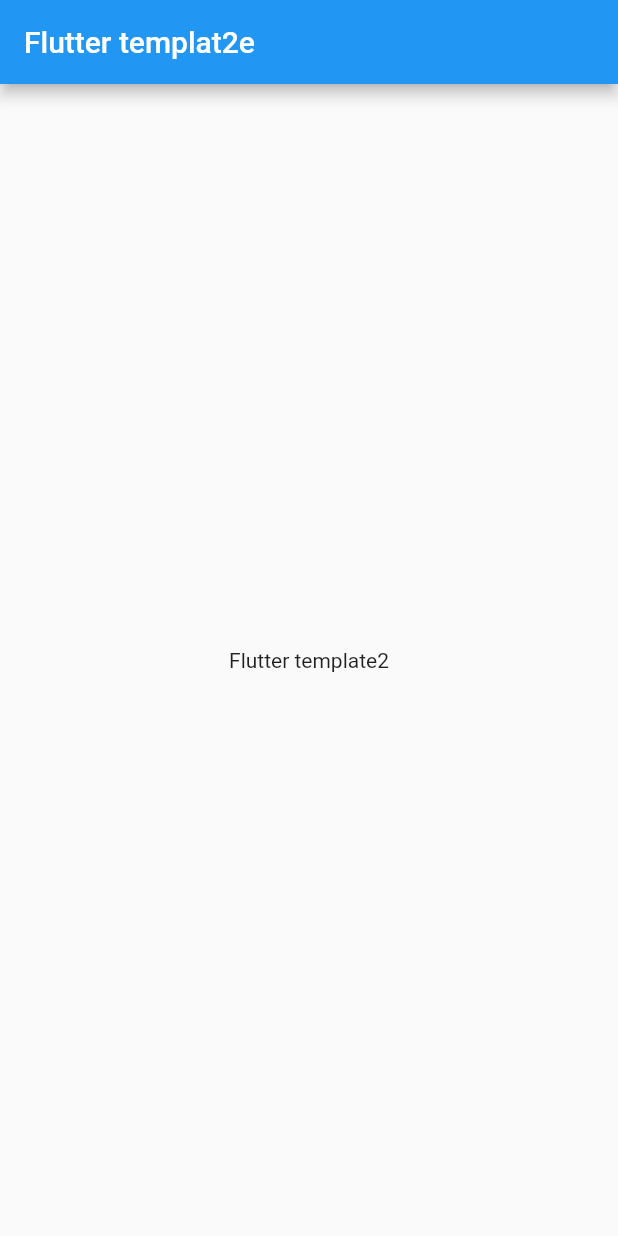
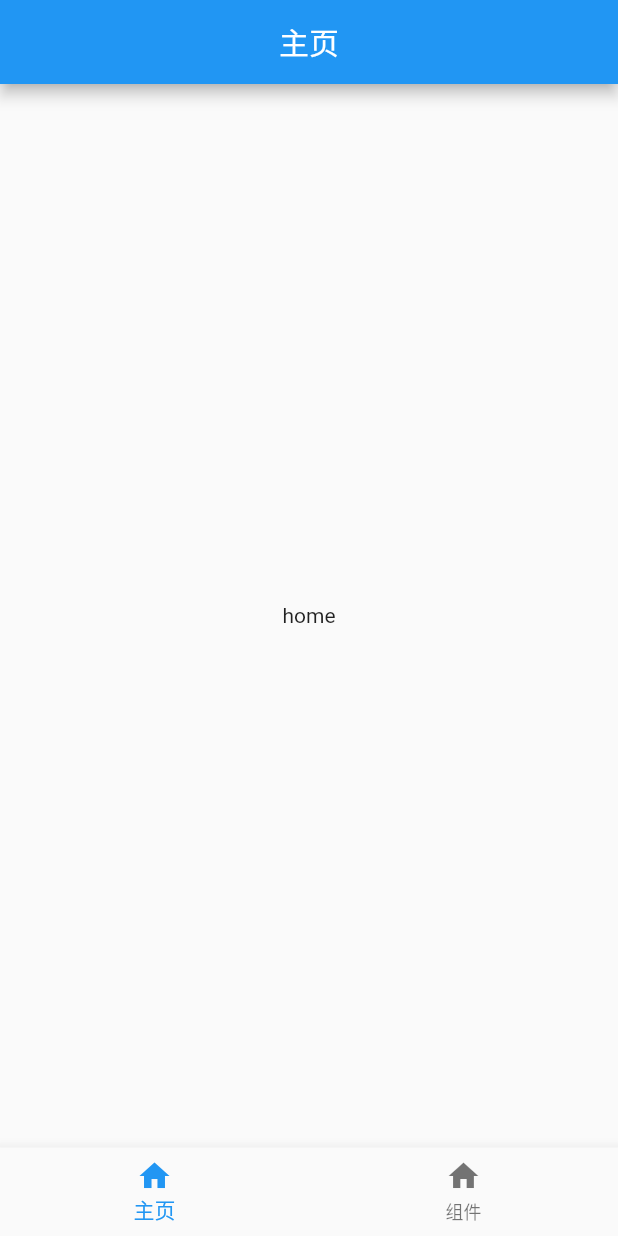
Before and after one commit to lrkor/flutter_template, a Flutter app: the screen it shows after launch, on a phone screen of 412 x 824 dp. Run offline on Flutter 3.47's test engine with Material 2 defaults, Android fonts, the phone set to English and light mode, and no system bars.

Commit message:
添加路由导航

```diff
--- a/lib/main.dart
+++ b/lib/main.dart
@@ -1,4 +1,7 @@
 import 'package:flutter/material.dart';
+import 'package:flutter_template/page/layout.dart';
+
+import './router.dart';
 
 void main() {
   runApp(const MyApp());
@@ -10,15 +13,25 @@ class MyApp extends StatelessWidget {
   @override
   Widget build(BuildContext context) {
     return MaterialApp(
-      title: 'Flutter template1',
-      home:  Scaffold(
-        appBar: AppBar(
-          title: const Text('Flutter templat2e'),
-        ),
-        body: const Center(
-          child: Text('Flutter template2')
-        ),
-      )
+      title: 'Flutter template',
+      initialRoute: '/',
+      home: const Layout(),
+      onGenerateRoute: (RouteSettings setting) {
+        final builder = routes[setting.name];
+        return MaterialPageRoute(
+          settings: RouteSettings(
+            name: setting.name,
+            arguments: setting.arguments,
+          ),
+          builder: (context) =>
+              builder?.call(context, setting.arguments) ??
+              const Scaffold(
+                body: Center(
+                  child: Text('404'),
+                ),
+              ),
+        );
+      },
     );
   }
 }
--- /dev/null
+++ b/lib/page/home/home_page.dart
@@ -0,0 +1,20 @@
+import 'package:flutter/material.dart';
+
+class HomePage extends StatefulWidget {
+  const HomePage({super.key});
+
+  @override
+  State<HomePage> createState() => _HomePageState();
+}
+
+class _HomePageState extends State<HomePage> {
+  @override
+  Widget build(BuildContext context) {
+    return Scaffold(
+      appBar: AppBar(title: const Text('主页'), centerTitle: true),
+      body: const Center(
+        child: Text('home'),
+      ),
+    );
+  }
+}
--- /dev/null
+++ b/lib/page/layout.dart
@@ -0,0 +1,48 @@
+import 'package:flutter/material.dart';
+
+import 'home/home_page.dart';
+import 'mine/mine_page.dart';
+
+class Layout extends StatefulWidget {
+  const Layout({super.key});
+
+  @override
+  State<Layout> createState() => _LayoutState();
+}
+
+class _LayoutState extends State<Layout> {
+  late final PageController _pageController =
+      PageController(keepPage: true, initialPage: 0);
+  int _currentIndex = 0;
+
+  void _onItemTapped(int index) {
+    setState(() {
+      _currentIndex = index;
+      _pageController.jumpToPage(index);
+    });
+  }
+
+  @override
+  Widget build(BuildContext context) {
+    return Scaffold(
+      resizeToAvoidBottomInset: false,
+      body: PageView(
+        physics: const NeverScrollableScrollPhysics(),
+        controller: _pageController,
+        children: const [
+          HomePage(),
+          MinePage(),
+        ],
+      ),
+      bottomNavigationBar: BottomNavigationBar(
+        type: BottomNavigationBarType.fixed,
+        items: const <BottomNavigationBarItem>[
+          BottomNavigationBarItem(icon: Icon(Icons.home), label: '主页'),
+          BottomNavigationBarItem(icon: Icon(Icons.home), label: '组件'),
+        ],
+        currentIndex: _currentIndex,
+        onTap: _onItemTapped,
+      ),
+    );
+  }
+}
```
Also changed, not shown: lib/page/mine/mine_detail_page.dart (added, +29 -0 lines), lib/page/mine/mine_page.dart (added, +28 -0 lines), lib/router.dart (added, +7 -0 lines), pubspec.lock, 1 other file.
